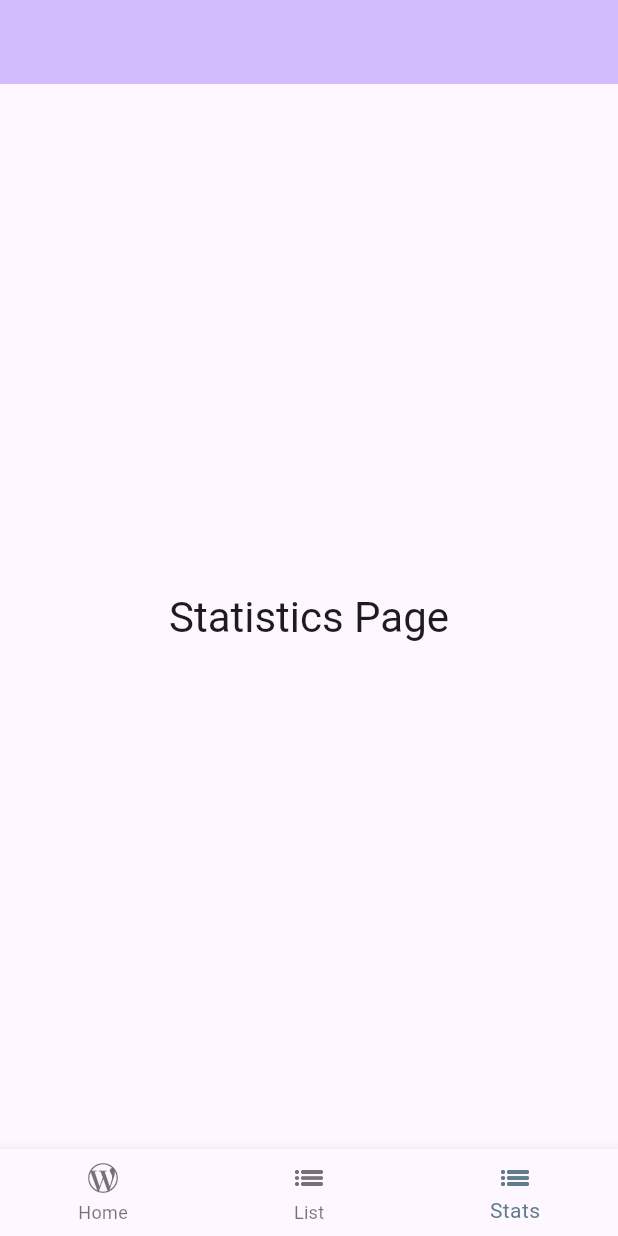
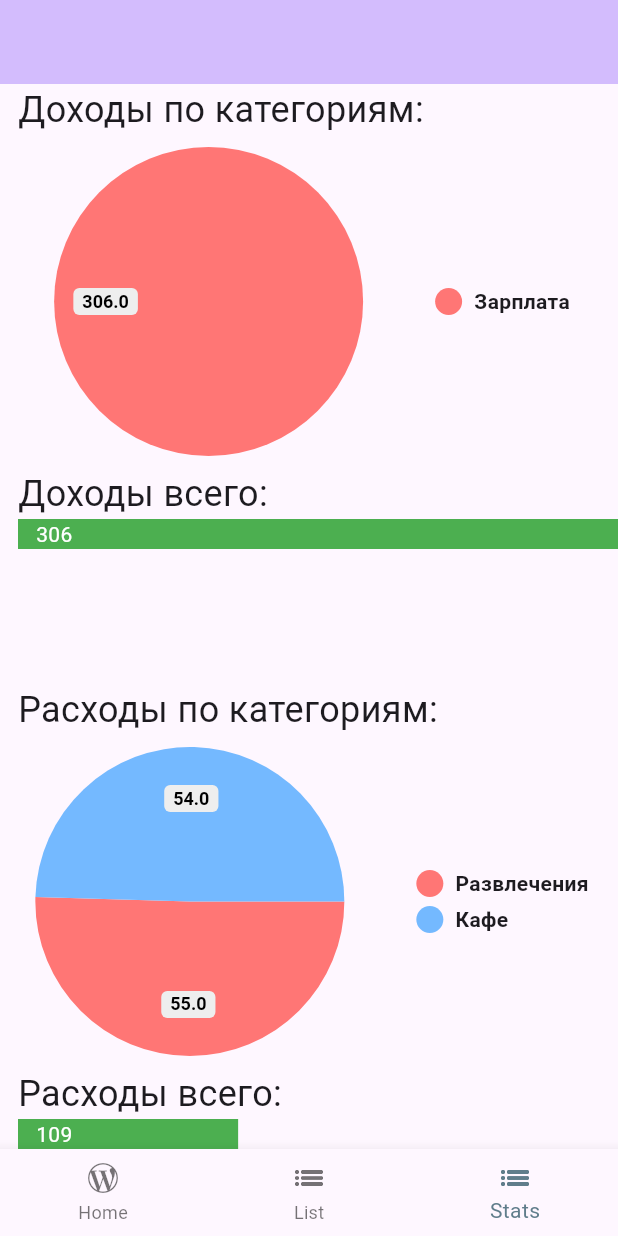
Before and after one commit to MatveevYasha/in_out_app, a Flutter app: the screen it shows after launch, item 3 of the bottom bar chosen, on a phone screen of 412 x 824 dp. Run offline on Flutter 3.47's test engine with Material 3 defaults, Android fonts, the light colour scheme and no system bars; drawn by our look-alikes of pie_chart; our stand-ins replace flutter_bloc; project files that could hold a hidden picture were left out.

Commit message:
Add statistics

```diff
--- a/lib/runner.dart
+++ b/lib/runner.dart
@@ -34,7 +34,11 @@ class InOutApp extends StatelessWidget {
                       expensesAmount: state.expensesAmount,
                     ),
                     TransactionsPage(deals: state.deals),
-                    const StatisticsPage(),
+                    StatisticsPage(
+                      deals: state.deals,
+                      incomeAmount: state.incomeAmount,
+                      expensesAmount: state.expensesAmount,
+                    ),
                   ],
                 ),
               ErrorMainState() => const MainErrorPage(),
--- a/lib/src/feature/data/handbooks/expenses_deal_type.dart
+++ b/lib/src/feature/data/handbooks/expenses_deal_type.dart
@@ -6,8 +6,8 @@ enum ExpensesDealType {
   entertainments,
   pharmacy;
 
-  static String toEntity() {
-    return switch (ExpensesDealType.values.first) {
+  static String toEntity(ExpensesDealType type) {
+    return switch (type) {
       ExpensesDealType.cafe => 'Кафе',
       ExpensesDealType.entertainments => 'Развлечения',
       ExpensesDealType.home => 'Для дома',
--- a/lib/src/feature/data/handbooks/income_deal_type.dart
+++ b/lib/src/feature/data/handbooks/income_deal_type.dart
@@ -2,8 +2,8 @@ enum IncomeDealType {
   salary,
   other;
 
-  static String toEntity() {
-    return switch (IncomeDealType.values.first) {
+  static String toEntity(IncomeDealType type) {
+    return switch (type) {
       IncomeDealType.salary => 'Зарплата',
       IncomeDealType.other => 'Другое',
     };
--- a/lib/src/feature/home/bloc/main_bloc.dart
+++ b/lib/src/feature/home/bloc/main_bloc.dart
@@ -8,12 +8,12 @@ import 'package:in_out_app/src/feature/home/bloc/main_event.dart';
 import 'package:in_out_app/src/feature/home/bloc/main_state.dart';
 
 final _mockDeals = [
-  IncomeDeal(amount: 400, date: DateTime.utc(2024, 11, 9, 9, 20), incomeType: IncomeDealType.salary),
-  IncomeDeal(amount: 500, date: DateTime.utc(2024, 12, 9, 9, 21), incomeType: IncomeDealType.salary),
-  IncomeDeal(amount: 600, date: DateTime.utc(2024, 12, 10, 9, 22), incomeType: IncomeDealType.salary),
-  ExpensesDeal(amount: 100, date: DateTime.utc(2024, 12, 10, 9, 23), incomeType: ExpensesDealType.cafe),
-  ExpensesDeal(amount: 200, date: DateTime.utc(2024, 12, 10, 9, 24), incomeType: ExpensesDealType.entertainments),
-  ExpensesDeal(amount: 300, date: DateTime.utc(2023, 12, 8, 9, 25), incomeType: ExpensesDealType.supermarkets),
+  IncomeDeal(amount: 101, date: DateTime.utc(2024, 11, 9, 9, 20), incomeType: IncomeDealType.salary),
+  IncomeDeal(amount: 102, date: DateTime.utc(2024, 12, 9, 9, 21), incomeType: IncomeDealType.salary),
+  IncomeDeal(amount: 103, date: DateTime.utc(2024, 12, 10, 9, 22), incomeType: IncomeDealType.salary),
+  ExpensesDeal(amount: 54, date: DateTime.utc(2024, 12, 10, 9, 23), incomeType: ExpensesDealType.cafe),
+  ExpensesDeal(amount: 55, date: DateTime.utc(2024, 12, 10, 9, 24), incomeType: ExpensesDealType.entertainments),
+  ExpensesDeal(amount: 56, date: DateTime.utc(2023, 12, 8, 9, 25), incomeType: ExpensesDealType.supermarkets),
 ];
 
 class MainBloc extends Bloc<MainEvent, MainState> {
--- a/lib/src/feature/home/bloc/main_state.dart
+++ b/lib/src/feature/home/bloc/main_state.dart
@@ -8,10 +8,10 @@ class LoadingMainState extends MainState {
 
 class SuccessMainState extends MainState {
   final List<Deal> deals;
-  final int? incomeAmount;
-  final int? expensesAmount;
+  final int incomeAmount;
+  final int expensesAmount;
 
-  SuccessMainState({required this.deals, this.incomeAmount, this.expensesAmount});
+  SuccessMainState({required this.deals, this.incomeAmount = 0, this.expensesAmount = 0});
 }
 
 class ErrorMainState extends MainState {
--- a/lib/src/feature/home/ui/home_page.dart
+++ b/lib/src/feature/home/ui/home_page.dart
@@ -3,14 +3,14 @@ import 'package:in_out_app/src/feature/data/entities/deal.dart';
 
 class HomePage extends StatelessWidget {
   final List<Deal> deals;
-  final int? incomeAmount;
-  final int? expensesAmount;
+  final int incomeAmount;
+  final int expensesAmount;
 
   const HomePage({
     required this.deals,
+    required this.incomeAmount,
+    required this.expensesAmount,
     super.key,
-    this.incomeAmount,
-    this.expensesAmount,
   });
 
   @override
@@ -35,7 +35,7 @@ class HomePage extends StatelessWidget {
                     ),
                   ),
                   Text(
-                    '${incomeAmount ?? 0}',
+                    '$incomeAmount',
                     style: TextStyle(
                       fontSize: 48,
                       color: Theme.of(context).colorScheme.background,
--- a/lib/src/feature/statistics/ui/statistics_page.dart
+++ b/lib/src/feature/statistics/ui/statistics_page.dart
@@ -1,14 +1,132 @@
 import 'package:flutter/material.dart';
+import 'package:in_out_app/src/feature/data/entities/deal.dart';
+import 'package:in_out_app/src/feature/data/entities/expenses.dart';
+import 'package:in_out_app/src/feature/data/entities/income.dart';
+import 'package:in_out_app/src/feature/data/handbooks/expenses_deal_type.dart';
+import 'package:in_out_app/src/feature/data/handbooks/income_deal_type.dart';
+import 'package:pie_chart/pie_chart.dart';
 
 class StatisticsPage extends StatelessWidget {
-  const StatisticsPage({super.key});
+  final List<Deal> deals;
+  final int incomeAmount;
+  final int expensesAmount;
+
+  const StatisticsPage({
+    required this.deals,
+    required this.incomeAmount,
+    required this.expensesAmount,
+    super.key,
+  });
+
+  void _addElementsToMap(Map<String, double> incomeDealsMap, Map<String, double> expensesDealsMap) {
+    for (final element in deals) {
+      final (title, amount) = switch (element) {
+        IncomeDeal _ => (IncomeDealType.toEntity(element.incomeType), element.amount.toDouble()),
+        ExpensesDeal _ => (ExpensesDealType.toEntity(element.incomeType), element.amount.toDouble()),
+        _ => ('', 0.0),
+      };
+
+      if (element.runtimeType == IncomeDeal) {
+        if (incomeDealsMap.containsKey(title)) {
+          incomeDealsMap[title] = amount + incomeDealsMap[title]!;
+        } else {
+          incomeDealsMap[title] = amount;
+        }
+      }
+
+      if (element.runtimeType == ExpensesDeal) {
+        if (expensesDealsMap.containsKey(title)) {
+          expensesDealsMap[title] = amount + expensesDealsMap[title]!;
+        } else {
+          expensesDealsMap[title] = amount;
+        }
+      }
+    }
+  }
 
   @override
   Widget build(BuildContext context) {
-    return Center(
-      child: Text(
-        'Statistics Page',
-        style: Theme.of(context).textTheme.headlineMedium,
+    final Map<String, double> incomeDealsMap = {};
+    final Map<String, double> expensesDealsMap = {};
+
+    _addElementsToMap(incomeDealsMap, expensesDealsMap);
+
+    double incomeAmountWidth;
+    double expensesAmountWidth;
+
+    if (incomeAmount > expensesAmount) {
+      incomeAmountWidth = 1;
+      expensesAmountWidth = expensesAmount / incomeAmount;
+    } else {
+      expensesAmountWidth = 1;
+      incomeAmountWidth = incomeAmount / expensesAmount;
+    }
+
+    return Padding(
+      padding: const EdgeInsets.only(left: 12),
+      child: Column(
+        crossAxisAlignment: CrossAxisAlignment.start,
+        children: [
+          const Text(
+            'Доходы по категориям:',
+            style: TextStyle(
+              fontSize: 24,
+            ),
+          ),
+          PieChart(
+            dataMap: incomeDealsMap,
+            chartRadius: MediaQuery.sizeOf(context).height * 0.25,
+          ),
+          const Text(
+            'Доходы всего:',
+            style: TextStyle(
+              fontSize: 24,
+            ),
+          ),
+          DecoratedBox(
+            decoration: const BoxDecoration(color: Colors.green),
+            child: SizedBox(
+              width: MediaQuery.sizeOf(context).width * incomeAmountWidth,
+              child: Padding(
+                padding: const EdgeInsets.only(left: 12),
+                child: Text(
+                  '$incomeAmount',
+                  style: const TextStyle(color: Colors.white),
+                ),
+              ),
+            ),
+          ),
+          const Spacer(),
+          const Text(
+            'Расходы по категориям:',
+            style: TextStyle(
+              fontSize: 24,
+            ),
+          ),
+          PieChart(
+            dataMap: expensesDealsMap,
+            chartRadius: MediaQuery.sizeOf(context).height * 0.25,
+          ),
+          const Text(
+            'Расходы всего:',
+            style: TextStyle(
+              fontSize: 24,
+            ),
+          ),
+          DecoratedBox(
+            decoration: const BoxDecoration(color: Colors.green),
+            child: SizedBox(
+              width: MediaQuery.sizeOf(context).width * expensesAmountWidth,
+              child: Padding(
+                padding: const EdgeInsets.only(left: 12),
+                child: Text(
+                  '$expensesAmount',
+                  style: const TextStyle(color: Colors.white),
+                ),
+              ),
+            ),
+          ),
+        ],
       ),
     );
   }
--- a/lib/src/feature/transactions/ui/transactions_page.dart
+++ b/lib/src/feature/transactions/ui/transactions_page.dart
@@ -29,8 +29,8 @@ class TransactionsPage extends StatelessWidget {
         final deal = deals[index];
 
         final (textColor, arithmetic, title) = switch (deal) {
-          IncomeDeal _ => (Colors.green, '+', IncomeDealType.toEntity()),
-          ExpensesDeal _ => (Colors.red, '-', ExpensesDealType.toEntity()),
+          IncomeDeal _ => (Colors.green, '+', IncomeDealType.toEntity(deal.incomeType)),
+          ExpensesDeal _ => (Colors.red, '-', ExpensesDealType.toEntity(deal.incomeType)),
           _ => (Colors.grey, '', ''),
         };
 
--- a/pubspec.yaml
+++ b/pubspec.yaml
@@ -14,6 +14,8 @@ dependencies:
   flutter_bloc: 8.1.5
   # localization
   intl: 0.19.0
+  # utils
+  pie_chart: 5.4.0
 
 
 
```
Also changed, not shown: pubspec.lock.
